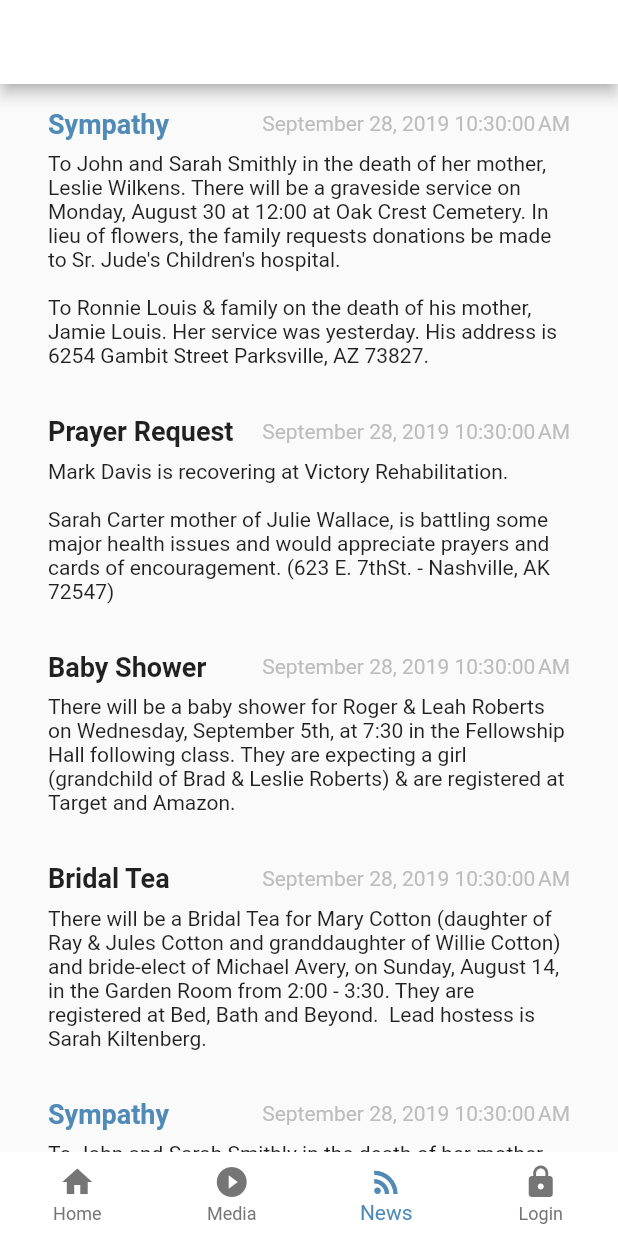
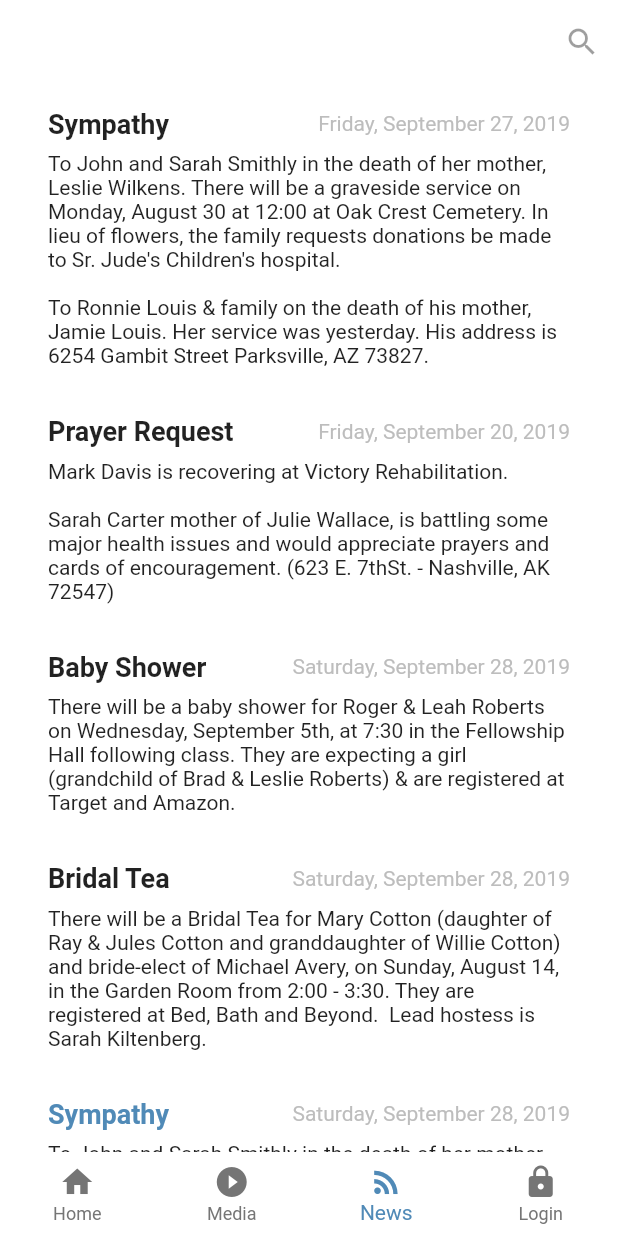
Before and after one commit to ChrisGaddes/mayfair_old, a Flutter app: the screen it shows after launch, item 3 of the bottom bar chosen, on a phone screen of 412 x 824 dp. Run offline on Flutter 3.47's test engine with Material 2 defaults, Android fonts, the phone set to English and light mode, and no system bars; our stand-ins replace cached_network_image, carousel_slider, timeago; network calls fail.

Commit message:
Improved date formatting on News tab

```diff
--- a/lib/app/news_screen.dart
+++ b/lib/app/news_screen.dart
@@ -10,14 +10,15 @@ class NewsFeedScreen extends StatelessWidget {
   Widget build(BuildContext context) {
     return SafeArea(
       child: Scaffold(
+          backgroundColor: Colors.white,
           appBar: AppBar(
+            elevation: 0.0,
             centerTitle: true,
             title: Text(title),
             actions: <Widget>[
               IconButton(
                   icon: Icon(
                     Icons.search,
-                    color: Colors.white,
                   ),
                   onPressed: null),
             ],
@@ -26,16 +27,16 @@ class NewsFeedScreen extends StatelessWidget {
             children: <Widget>[
               Post(
                 title: 'Sympathy',
-                titleColor: Color(0xff508AB7),
+//                titleColor: Color(0xff508AB7),
                 text:
                     'To John and Sarah Smithly in the death of her mother, Leslie Wilkens. There will be a graveside service on Monday, August 30 at 12:00 at Oak Crest Cemetery. In lieu of flowers, the family requests donations be made to Sr. Jude\'s Children\'s hospital.\n\nTo Ronnie Louis & family on the death of his mother, Jamie Louis. Her service was yesterday. His address is 6254 Gambit Street Parksville, AZ 73827.',
-                date: DateTime.now(),
+                date: DateTime.utc(2019, 9, 27),
               ),
               Post(
                 title: 'Prayer Request',
                 text:
                     'Mark Davis is recovering at Victory Rehabilitation.\n\nSarah Carter mother of Julie Wallace, is battling some major health issues and would appreciate prayers and cards of encouragement. (623 E. 7thSt. - Nashville, AK  72547)',
-                date: DateTime.now(),
+                date: DateTime.utc(2019, 9, 20),
               ),
               Post(
                 title: 'Baby Shower',
@@ -106,7 +107,8 @@ class NewsFeedScreen extends StatelessWidget {
 }
 
 class Post extends StatelessWidget {
-  Post({Key key, this.title, this.text, this.date, this.titleColor}) : super(key: key);
+  Post({Key key, this.title, this.text, this.date, this.titleColor})
+      : super(key: key);
 
   final String title;
   final String text;
@@ -127,10 +129,13 @@ class Post extends StatelessWidget {
               children: <Widget>[
                 Text(
                   '$title',
-                  style: TextStyle(color: titleColor, fontSize: 18, fontWeight: FontWeight.bold),
+                  style: TextStyle(
+                      color: titleColor,
+                      fontSize: 18,
+                      fontWeight: FontWeight.bold),
                 ),
                 Text(
-                  DateFormat().format(date),
+                  DateFormat('EEEE, MMMM d, y').format(date),
                   style: TextStyle(color: Colors.grey.shade400),
                 ),
               ],
```
